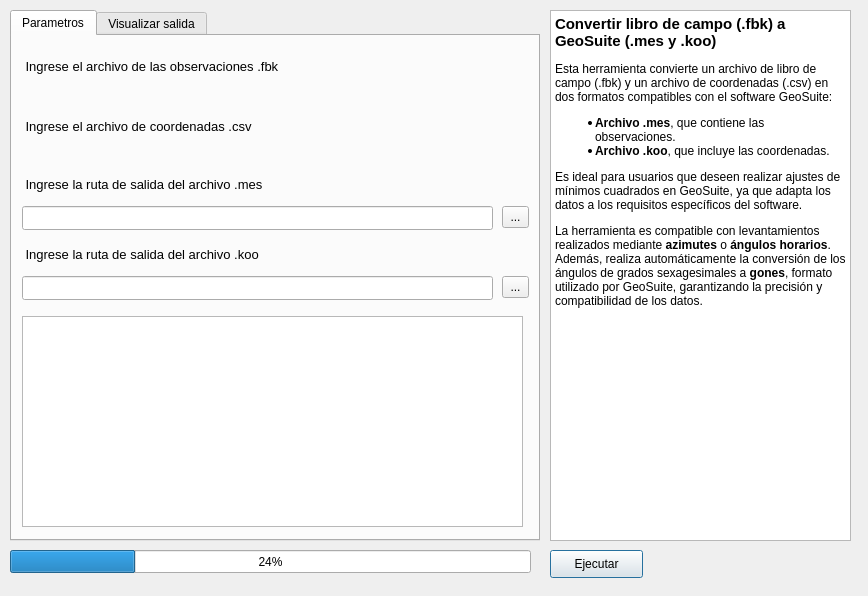
Qt form fbk_a_geosuite_vent.ui (HSCSITO-ASG/HSCSITO_ASG) before a commit.
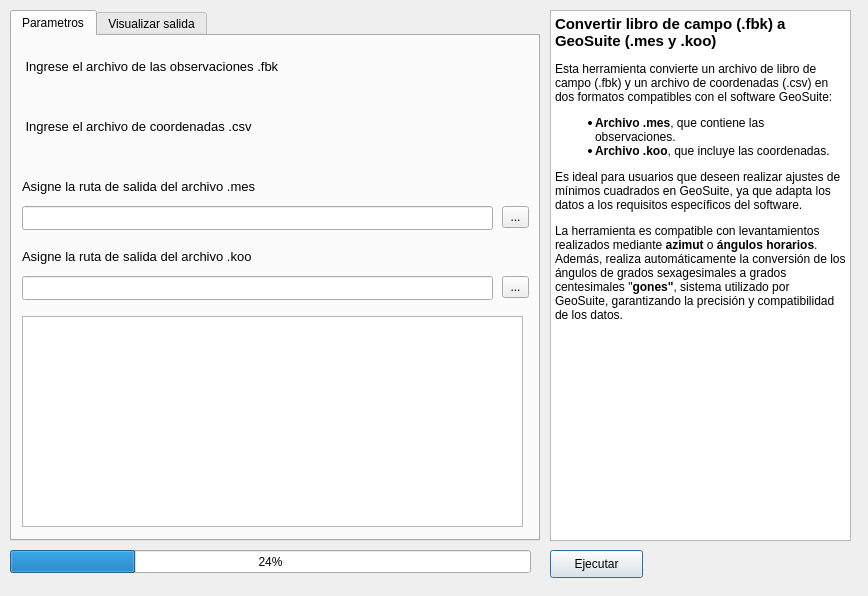
The same form after that commit. Custom widgets are drawn as their Qt base class.

Patch:
```diff
--- a/fbk_a_geosuite_vent.ui
+++ b/fbk_a_geosuite_vent.ui
@@ -81,7 +81,7 @@
        <x>10</x>
        <y>140</y>
        <width>311</width>
-       <height>16</height>
+       <height>21</height>
       </rect>
      </property>
      <property name="font">
@@ -90,7 +90,7 @@
       </font>
      </property>
      <property name="text">
-      <string> Ingrese la ruta de salida del archivo .mes</string>
+      <string>Asigne la ruta de salida del archivo .mes</string>
      </property>
     </widget>
     <widget class="QLineEdit" name="lineEdit_salida_g">
@@ -160,7 +160,7 @@
        <x>10</x>
        <y>210</y>
        <width>311</width>
-       <height>16</height>
+       <height>21</height>
       </rect>
      </property>
      <property name="font">
@@ -169,7 +169,7 @@
       </font>
      </property>
      <property name="text">
-      <string> Ingrese la ruta de salida del archivo .koo</string>
+      <string>Asigne la ruta de salida del archivo .koo</string>
      </property>
     </widget>
     <widget class="QLineEdit" name="lineEdit_salida_g_2">
@@ -267,7 +267,7 @@
 &lt;ul style=&quot;margin-top: 0px; margin-bottom: 0px; margin-left: 0px; margin-right: 0px; -qt-list-indent: 1;&quot;&gt;&lt;li style=&quot; font-size:9pt;&quot; style=&quot; margin-top:12px; margin-bottom:0px; margin-left:0px; margin-right:0px; -qt-block-indent:0; text-indent:0px;&quot;&gt;&lt;span style=&quot; font-weight:600;&quot;&gt;Archivo .mes&lt;/span&gt;, que contiene las observaciones.&lt;/li&gt;
 &lt;li style=&quot; font-size:9pt;&quot; style=&quot; margin-top:0px; margin-bottom:12px; margin-left:0px; margin-right:0px; -qt-block-indent:0; text-indent:0px;&quot;&gt;&lt;span style=&quot; font-weight:600;&quot;&gt;Archivo .koo&lt;/span&gt;, que incluye las coordenadas.&lt;/li&gt;&lt;/ul&gt;
 &lt;p style=&quot; margin-top:12px; margin-bottom:12px; margin-left:0px; margin-right:0px; -qt-block-indent:0; text-indent:0px;&quot;&gt;&lt;span style=&quot; font-size:9pt;&quot;&gt;Es ideal para usuarios que deseen realizar ajustes de mínimos cuadrados en GeoSuite, ya que adapta los datos a los requisitos específicos del software.&lt;/span&gt;&lt;/p&gt;
-&lt;p style=&quot; margin-top:12px; margin-bottom:12px; margin-left:0px; margin-right:0px; -qt-block-indent:0; text-indent:0px;&quot;&gt;&lt;span style=&quot; font-size:9pt;&quot;&gt;La herramienta es compatible con levantamientos realizados mediante &lt;/span&gt;&lt;span style=&quot; font-size:9pt; font-weight:600;&quot;&gt;azimutes&lt;/span&gt;&lt;span style=&quot; font-size:9pt;&quot;&gt; o &lt;/span&gt;&lt;span style=&quot; font-size:9pt; font-weight:600;&quot;&gt;ángulos horarios&lt;/span&gt;&lt;span style=&quot; font-size:9pt;&quot;&gt;. Además, realiza automáticamente la conversión de los ángulos de grados sexagesimales a &lt;/span&gt;&lt;span style=&quot; font-size:9pt; font-weight:600;&quot;&gt;gones&lt;/span&gt;&lt;span style=&quot; font-size:9pt;&quot;&gt;, formato utilizado por GeoSuite, garantizando la precisión y compatibilidad de los datos.&lt;/span&gt;&lt;/p&gt;&lt;/body&gt;&lt;/html&gt;</string>
+&lt;p style=&quot; margin-top:12px; margin-bottom:12px; margin-left:0px; margin-right:0px; -qt-block-indent:0; text-indent:0px;&quot;&gt;&lt;span style=&quot; font-size:9pt;&quot;&gt;La herramienta es compatible con levantamientos realizados mediante &lt;/span&gt;&lt;span style=&quot; font-size:9pt; font-weight:600;&quot;&gt;azimut&lt;/span&gt;&lt;span style=&quot; font-size:9pt;&quot;&gt; o &lt;/span&gt;&lt;span style=&quot; font-size:9pt; font-weight:600;&quot;&gt;ángulos horarios&lt;/span&gt;&lt;span style=&quot; font-size:9pt;&quot;&gt;. Además, realiza automáticamente la conversión de los ángulos de grados sexagesimales a grados centesimales &amp;quot;&lt;/span&gt;&lt;span style=&quot; font-size:9pt; font-weight:600;&quot;&gt;gones&amp;quot;&lt;/span&gt;&lt;span style=&quot; font-size:9pt;&quot;&gt;, sistema utilizado por GeoSuite, garantizando la precisión y compatibilidad de los datos.&lt;/span&gt;&lt;/p&gt;&lt;/body&gt;&lt;/html&gt;</string>
    </property>
   </widget>
  </widget>
```
